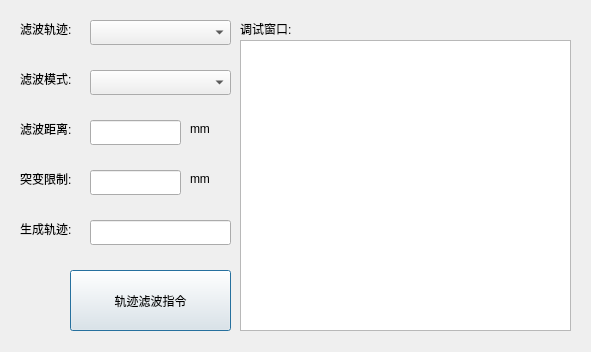
This is keyfilterdlg.ui in qubo188612/qtwelding as Qt 5 draws it before an edit. The edited form follows.
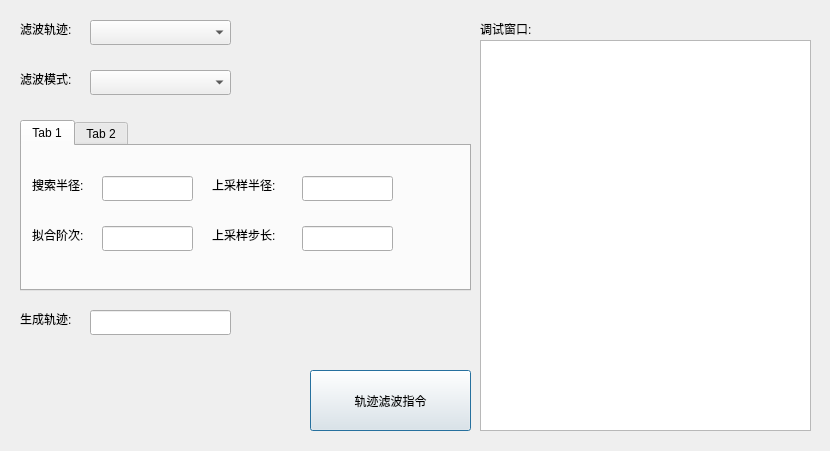
This is the edited form. The open tabs and pages were chosen to show the change.

```diff
--- a/keyfilterdlg.ui
+++ b/keyfilterdlg.ui
@@ -6,8 +6,8 @@
    <rect>
     <x>0</x>
     <y>0</y>
-    <width>591</width>
-    <height>352</height>
+    <width>830</width>
+    <height>451</height>
    </rect>
   </property>
   <property name="windowTitle">
@@ -16,8 +16,8 @@
   <widget class="QPushButton" name="pushButton">
    <property name="geometry">
     <rect>
-     <x>70</x>
-     <y>270</y>
+     <x>310</x>
+     <y>370</y>
      <width>161</width>
      <height>61</height>
     </rect>
@@ -29,7 +29,7 @@
   <widget class="QLabel" name="label_3">
    <property name="geometry">
     <rect>
-     <x>240</x>
+     <x>480</x>
      <y>20</y>
      <width>67</width>
      <height>17</height>
@@ -42,10 +42,10 @@
   <widget class="QTextBrowser" name="record">
    <property name="geometry">
     <rect>
-     <x>240</x>
+     <x>480</x>
      <y>40</y>
      <width>331</width>
-     <height>291</height>
+     <height>391</height>
     </rect>
    </property>
   </widget>
@@ -89,7 +89,7 @@
    <property name="geometry">
     <rect>
      <x>20</x>
-     <y>220</y>
+     <y>310</y>
      <width>71</width>
      <height>17</height>
     </rect>
@@ -102,7 +102,7 @@
    <property name="geometry">
     <rect>
      <x>90</x>
-     <y>220</y>
+     <y>310</y>
      <width>141</width>
      <height>25</height>
     </rect>
@@ -118,77 +118,166 @@
     </rect>
    </property>
   </widget>
-  <widget class="QLabel" name="label_12">
+  <widget class="QTabWidget" name="tabWidget">
    <property name="geometry">
     <rect>
      <x>20</x>
      <y>120</y>
-     <width>71</width>
-     <height>17</height>
+     <width>451</width>
+     <height>171</height>
     </rect>
    </property>
-   <property name="text">
-    <string>滤波距离:</string>
+   <property name="currentIndex">
+    <number>1</number>
    </property>
-  </widget>
-  <widget class="QLineEdit" name="filters1lineEdit">
-   <property name="geometry">
-    <rect>
-     <x>90</x>
-     <y>120</y>
-     <width>91</width>
-     <height>25</height>
-    </rect>
-   </property>
-  </widget>
-  <widget class="QLabel" name="label_13">
-   <property name="geometry">
-    <rect>
-     <x>190</x>
-     <y>120</y>
-     <width>31</width>
-     <height>17</height>
-    </rect>
-   </property>
-   <property name="text">
-    <string>mm</string>
-   </property>
-  </widget>
+   <widget class="QWidget" name="tab">
+    <attribute name="title">
+     <string>Tab 1</string>
+    </attribute>
   <widget class="QLabel" name="label_14">
    <property name="geometry">
     <rect>
-     <x>20</x>
-     <y>170</y>
+       <x>10</x>
+       <y>80</y>
      <width>71</width>
      <height>17</height>
     </rect>
    </property>
    <property name="text">
-    <string>突变限制:</string>
-   </property>
-  </widget>
-  <widget class="QLineEdit" name="filters2lineEdit">
+      <string>拟合阶次:</string>
+     </property>
+    </widget>
+    <widget class="QLineEdit" name="msl_search_size">
    <property name="geometry">
     <rect>
-     <x>90</x>
-     <y>170</y>
+       <x>80</x>
+       <y>30</y>
      <width>91</width>
      <height>25</height>
     </rect>
    </property>
   </widget>
+    <widget class="QLineEdit" name="msl_poly">
+     <property name="geometry">
+      <rect>
+       <x>80</x>
+       <y>80</y>
+       <width>91</width>
+       <height>25</height>
+      </rect>
+     </property>
+    </widget>
+    <widget class="QLabel" name="label_12">
+     <property name="geometry">
+      <rect>
+       <x>10</x>
+       <y>30</y>
+       <width>71</width>
+       <height>17</height>
+      </rect>
+     </property>
+     <property name="text">
+      <string>搜索半径:</string>
+     </property>
+    </widget>
   <widget class="QLabel" name="label_15">
    <property name="geometry">
     <rect>
      <x>190</x>
-     <y>170</y>
-     <width>31</width>
+       <y>80</y>
+       <width>81</width>
      <height>17</height>
     </rect>
    </property>
    <property name="text">
-    <string>mm</string>
-   </property>
+      <string>上采样步长:</string>
+     </property>
+    </widget>
+    <widget class="QLabel" name="label_13">
+     <property name="geometry">
+      <rect>
+       <x>190</x>
+       <y>30</y>
+       <width>81</width>
+       <height>17</height>
+      </rect>
+     </property>
+     <property name="text">
+      <string>上采样半径:</string>
+     </property>
+    </widget>
+    <widget class="QLineEdit" name="msl_samp_step">
+     <property name="geometry">
+      <rect>
+       <x>280</x>
+       <y>80</y>
+       <width>91</width>
+       <height>25</height>
+      </rect>
+     </property>
+    </widget>
+    <widget class="QLineEdit" name="msl_samp_radius">
+     <property name="geometry">
+      <rect>
+       <x>280</x>
+       <y>30</y>
+       <width>91</width>
+       <height>25</height>
+      </rect>
+     </property>
+    </widget>
+   </widget>
+   <widget class="QWidget" name="tab_2">
+    <attribute name="title">
+     <string>Tab 2</string>
+    </attribute>
+    <widget class="QLabel" name="label_16">
+     <property name="geometry">
+      <rect>
+       <x>10</x>
+       <y>30</y>
+       <width>71</width>
+       <height>17</height>
+      </rect>
+     </property>
+     <property name="text">
+      <string>邻域点数:</string>
+     </property>
+    </widget>
+    <widget class="QLineEdit" name="sor_nearpoint_num">
+     <property name="geometry">
+      <rect>
+       <x>80</x>
+       <y>30</y>
+       <width>91</width>
+       <height>25</height>
+      </rect>
+     </property>
+    </widget>
+    <widget class="QLineEdit" name="sor_standard_deviation">
+     <property name="geometry">
+      <rect>
+       <x>80</x>
+       <y>80</y>
+       <width>91</width>
+       <height>25</height>
+      </rect>
+     </property>
+    </widget>
+    <widget class="QLabel" name="label_17">
+     <property name="geometry">
+      <rect>
+       <x>10</x>
+       <y>80</y>
+       <width>71</width>
+       <height>17</height>
+      </rect>
+     </property>
+     <property name="text">
+      <string>标准差:</string>
+     </property>
+    </widget>
+   </widget>
   </widget>
  </widget>
  <resources/>
```
Lines whose indentation alone changed are shown as unchanged.
